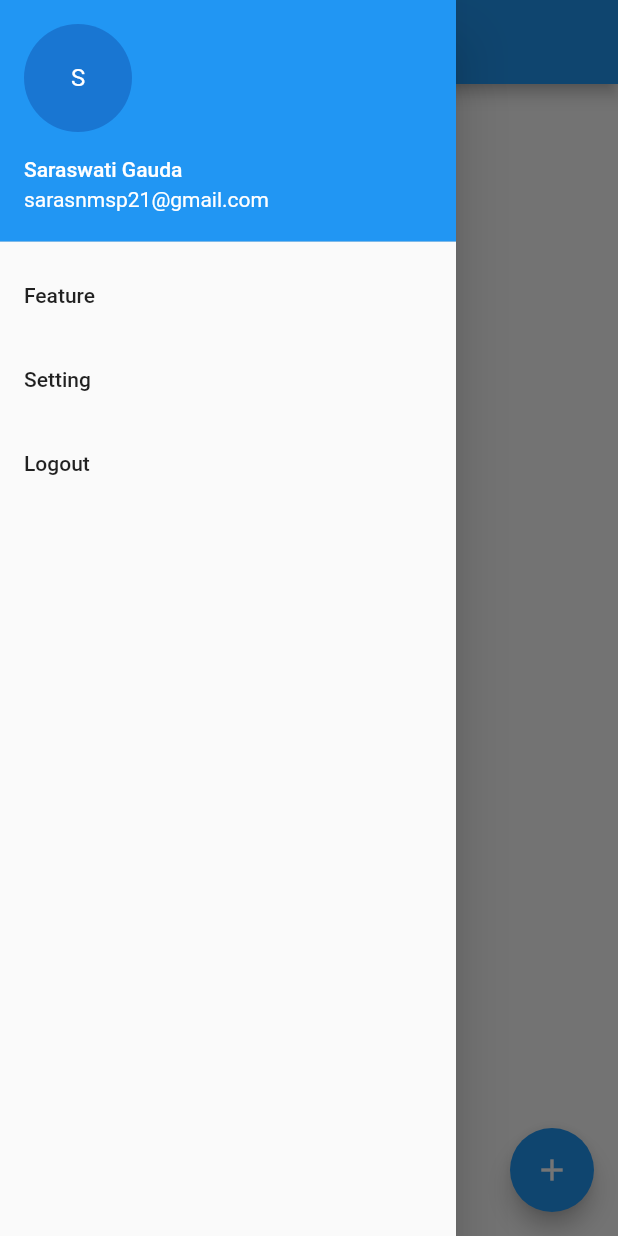
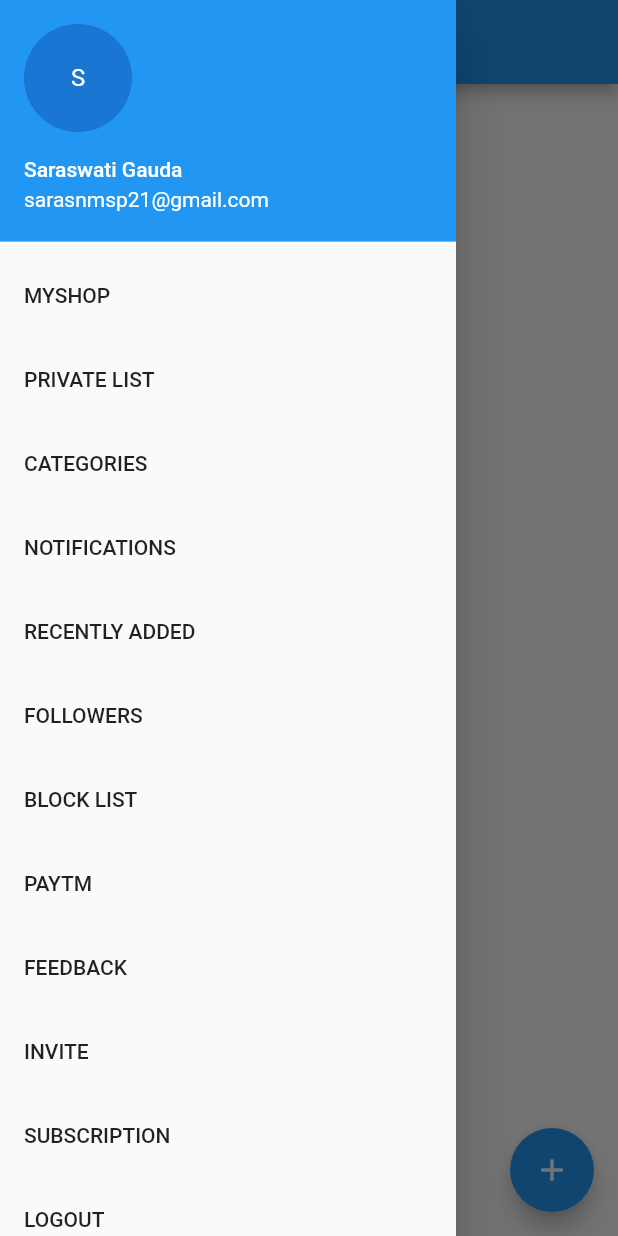
Before and after one commit to sarasnmsp21/flutterApp1st, a Flutter app: the screen it shows after launch, with the side drawer open, on a phone screen of 412 x 824 dp. Run offline on Flutter 3.47's test engine with Material 2 defaults, Android fonts, the phone set to English and light mode, and no system bars; our stand-ins replace splashscreen.

```diff
--- a/lib/drawer.dart
+++ b/lib/drawer.dart
@@ -38,26 +38,88 @@ class HomePage extends StatelessWidget {
               ),
             ),
             ListTile(
+
               onTap: () {
+
                 Navigator.pushNamed(context, '/predictgender');
               },
-              title: Text('Feature'),
+              title: Text('MYSHOP'),
+
+
             ),
             ListTile(
               onTap: () {
                  Navigator.pushNamed(context, '/userdetail');
               },
-              title: Text('Setting'),
+              title: Text('PRIVATE LIST'),
             ),
             ListTile(
               onTap: () {
                  Navigator.pushNamed(context, '/userdetail');
               },
-              title: Text('Logout'),
+              title: Text('CATEGORIES'),
+            ),
+              ListTile(
+              onTap: () {
+                 Navigator.pushNamed(context, '/userdetail');
+              },
+              title: Text('NOTIFICATIONS'),
+            ),
+              ListTile(
+              onTap: () {
+                 Navigator.pushNamed(context, '/userdetail');
+              },
+              title: Text('RECENTLY ADDED'),
+            ),
+              ListTile(
+              onTap: () {
+                 Navigator.pushNamed(context, '/userdetail');
+              },
+              title: Text('FOLLOWERS'),
+            ),
+              ListTile(
+              onTap: () {
+                 Navigator.pushNamed(context, '/userdetail');
+              },
+              title: Text('BLOCK LIST'),
+            ),
+              ListTile(
+              onTap: () {
+                 Navigator.pushNamed(context, '/userdetail');
+              },
+              title: Text('PAYTM'),
+            ),
+              ListTile(
+              onTap: () {
+                 Navigator.pushNamed(context, '/userdetail');
+              },
+              title: Text('FEEDBACK'),
+            ),
+              ListTile(
+              onTap: () {
+                 Navigator.pushNamed(context, '/userdetail');
+              },
+              title: Text('INVITE'),
+            ),
+              ListTile(
+              onTap: () {
+                 Navigator.pushNamed(context, '/userdetail');
+              },
+              title: Text('SUBSCRIPTION'),
+            ),
+              ListTile(
+              onTap: () {
+                 Navigator.pushNamed(context, '/userdetail');
+              },
+              title: Text('LOGOUT'),
             )
+
           ],
+
         ),
+
       ),
+
     );
   }
 }
--- a/pubspec.yaml
+++ b/pubspec.yaml
@@ -20,14 +20,17 @@ dependencies:
   flutter:
     sdk: flutter
 
+
   # The following adds the Cupertino Icons font to your application.
   # Use with the CupertinoIcons class for iOS style icons.
   cupertino_icons: ^0.1.2
   http:
+  splashscreen:
 
 dev_dependencies:
   flutter_test:
     sdk: flutter
+
 
 
 # For information on the generic Dart part of this file, see the
```
Also changed, not shown: lib/main.dart (+23 -2 lines), lib/predictgender.dart (+1 -9 lines), pubspec.lock, 1 other file.
